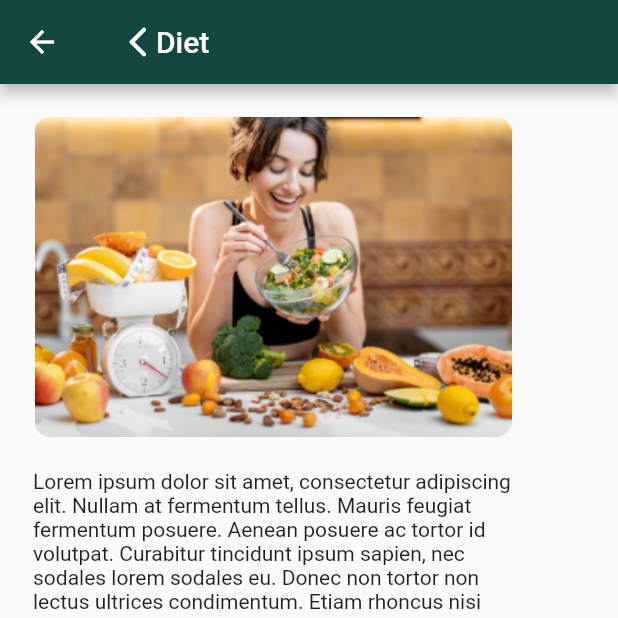
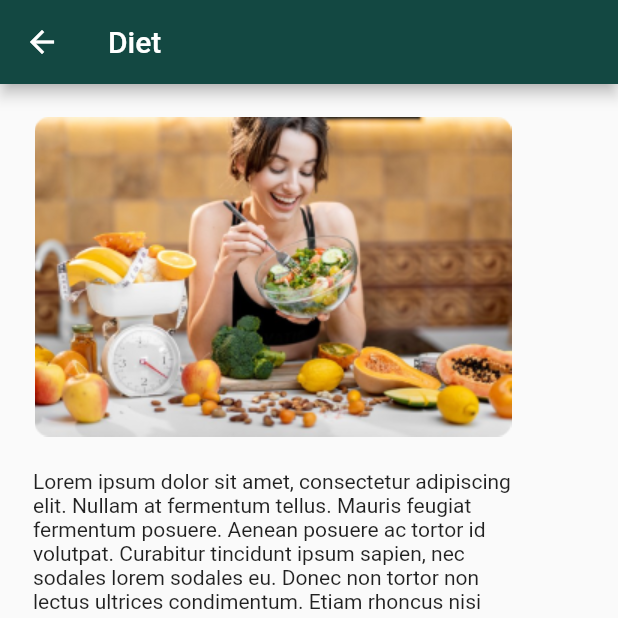
Before and after one commit to dardardardar/getfit, a Flutter app: the dietView screen opened directly, on a phone screen of 412 x 824 dp, the top half of it. Run offline on Flutter 3.47's test engine with Material 2 defaults, Android fonts, the phone set to English and light mode, and no system bars; our stand-ins replace cloud_firestore, email_validator, firebase_auth, firebase_core; missing offline and left inert: dart:ffi; accounts and stored records are empty; network calls fail.

Commit message:
update appbar diet page

```diff
--- a/lib/views/dietpage.dart
+++ b/lib/views/dietpage.dart
@@ -16,30 +16,7 @@
   Widget build(BuildContext context) {
     return Scaffold(
       appBar: AppBar(
-        title: Container(
-          margin: EdgeInsets.only(left: 8),
-          child: Row(
-            children: [
-              GestureDetector(
-                onTap: () {
-                  Navigator.of(context).pushAndRemoveUntil(
-                      MaterialPageRoute(
-                          builder: (context) => BottomnavbarView()),
-                      (route) => route.isFirst);
-                },
-                child: Icon(Icons.arrow_back_ios_new_rounded),
-              ),
-              // Image(
-              //   image: AssetImage("assets/images/back.png"),
-              // ),
-              Column(
-                children: [
-                  Text('Diet'),
-                ],
-              ),
-            ],
-          ),
-        ),
+        title: Text('Diet'),
         backgroundColor: LibColors.primary_color,
       ),
       body: Container(
```
